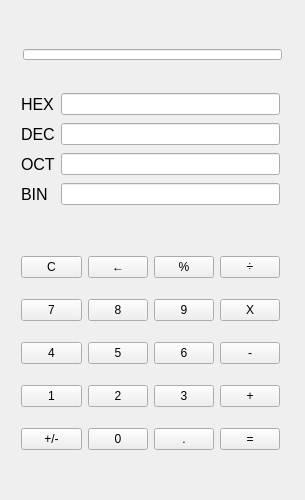
Qt form calculator/calculator.ui (protnc-kanghojin/calculator) before a commit.
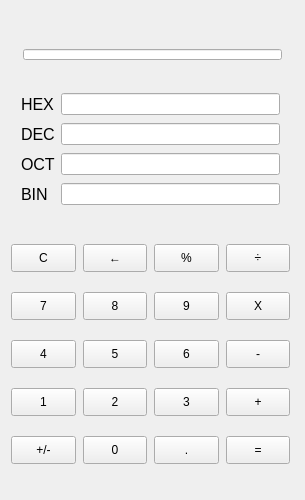
The same form after that commit.

```diff
--- a/calculator/calculator.ui
+++ b/calculator/calculator.ui
@@ -143,157 +143,265 @@
      </item>
     </layout>
    </widget>
-   <widget class="QWidget" name="layoutWidget">
+   <widget class="QPushButton" name="num2Btn">
     <property name="geometry">
      <rect>
-      <x>10</x>
-      <y>230</y>
-      <width>281</width>
-      <height>251</height>
+      <x>83</x>
+      <y>388</y>
+      <width>64</width>
+      <height>28</height>
      </rect>
     </property>
-    <layout class="QGridLayout" name="gridLayout">
-     <item row="4" column="1">
+    <property name="text">
+     <string>2</string>
+    </property>
+   </widget>
       <widget class="QPushButton" name="num0Btn">
+    <property name="geometry">
+     <rect>
+      <x>83</x>
+      <y>436</y>
+      <width>64</width>
+      <height>28</height>
+     </rect>
+    </property>
        <property name="text">
         <string>0</string>
        </property>
       </widget>
-     </item>
-     <item row="4" column="2">
       <widget class="QPushButton" name="dotBtn">
+    <property name="geometry">
+     <rect>
+      <x>154</x>
+      <y>436</y>
+      <width>65</width>
+      <height>28</height>
+     </rect>
+    </property>
        <property name="text">
         <string>.</string>
        </property>
       </widget>
-     </item>
-     <item row="1" column="2">
       <widget class="QPushButton" name="num9Btn">
+    <property name="geometry">
+     <rect>
+      <x>154</x>
+      <y>292</y>
+      <width>65</width>
+      <height>28</height>
+     </rect>
+    </property>
        <property name="text">
         <string>9</string>
        </property>
       </widget>
-     </item>
-     <item row="4" column="3">
       <widget class="QPushButton" name="resultBtn">
+    <property name="geometry">
+     <rect>
+      <x>226</x>
+      <y>436</y>
+      <width>64</width>
+      <height>28</height>
+     </rect>
+    </property>
        <property name="text">
         <string>=</string>
        </property>
       </widget>
-     </item>
-     <item row="1" column="1">
       <widget class="QPushButton" name="num8Btn">
+    <property name="geometry">
+     <rect>
+      <x>83</x>
+      <y>292</y>
+      <width>64</width>
+      <height>28</height>
+     </rect>
+    </property>
        <property name="text">
         <string>8</string>
        </property>
       </widget>
-     </item>
-     <item row="0" column="2">
       <widget class="QPushButton" name="remainderBtn">
+    <property name="geometry">
+     <rect>
+      <x>154</x>
+      <y>244</y>
+      <width>65</width>
+      <height>28</height>
+     </rect>
+    </property>
        <property name="text">
         <string>%</string>
        </property>
       </widget>
-     </item>
-     <item row="0" column="0">
       <widget class="QPushButton" name="clearBtn">
+    <property name="geometry">
+     <rect>
+      <x>11</x>
+      <y>244</y>
+      <width>65</width>
+      <height>28</height>
+     </rect>
+    </property>
        <property name="text">
         <string>C</string>
        </property>
       </widget>
-     </item>
-     <item row="1" column="3">
       <widget class="QPushButton" name="multiplyBtn">
+    <property name="geometry">
+     <rect>
+      <x>226</x>
+      <y>292</y>
+      <width>64</width>
+      <height>28</height>
+     </rect>
+    </property>
        <property name="text">
         <string>X</string>
        </property>
       </widget>
-     </item>
-     <item row="3" column="0">
       <widget class="QPushButton" name="num1Btn">
+    <property name="geometry">
+     <rect>
+      <x>11</x>
+      <y>388</y>
+      <width>65</width>
+      <height>28</height>
+     </rect>
+    </property>
        <property name="text">
         <string>1</string>
        </property>
       </widget>
-     </item>
-     <item row="2" column="3">
       <widget class="QPushButton" name="minusBtn">
+    <property name="geometry">
+     <rect>
+      <x>226</x>
+      <y>340</y>
+      <width>64</width>
+      <height>28</height>
+     </rect>
+    </property>
        <property name="text">
         <string>-</string>
        </property>
       </widget>
-     </item>
-     <item row="3" column="2">
       <widget class="QPushButton" name="num3Btn">
+    <property name="geometry">
+     <rect>
+      <x>154</x>
+      <y>388</y>
+      <width>65</width>
+      <height>28</height>
+     </rect>
+    </property>
        <property name="text">
         <string>3</string>
        </property>
       </widget>
-     </item>
-     <item row="1" column="0">
       <widget class="QPushButton" name="num7Btn">
+    <property name="geometry">
+     <rect>
+      <x>11</x>
+      <y>292</y>
+      <width>65</width>
+      <height>28</height>
+     </rect>
+    </property>
        <property name="text">
         <string>7</string>
        </property>
       </widget>
-     </item>
-     <item row="3" column="3">
       <widget class="QPushButton" name="plusBtn">
+    <property name="geometry">
+     <rect>
+      <x>226</x>
+      <y>388</y>
+      <width>64</width>
+      <height>28</height>
+     </rect>
+    </property>
        <property name="text">
         <string>+</string>
        </property>
       </widget>
-     </item>
-     <item row="4" column="0">
       <widget class="QPushButton" name="negateBtn">
+    <property name="geometry">
+     <rect>
+      <x>11</x>
+      <y>436</y>
+      <width>65</width>
+      <height>28</height>
+     </rect>
+    </property>
        <property name="text">
         <string>+/-</string>
        </property>
       </widget>
-     </item>
-     <item row="0" column="3">
       <widget class="QPushButton" name="divisionBtn">
+    <property name="geometry">
+     <rect>
+      <x>226</x>
+      <y>244</y>
+      <width>64</width>
+      <height>28</height>
+     </rect>
+    </property>
        <property name="text">
         <string>÷</string>
        </property>
       </widget>
-     </item>
-     <item row="2" column="0">
       <widget class="QPushButton" name="num4Btn">
+    <property name="geometry">
+     <rect>
+      <x>11</x>
+      <y>340</y>
+      <width>65</width>
+      <height>28</height>
+     </rect>
+    </property>
        <property name="text">
         <string>4</string>
        </property>
       </widget>
-     </item>
-     <item row="2" column="2">
       <widget class="QPushButton" name="num6Btn">
+    <property name="geometry">
+     <rect>
+      <x>154</x>
+      <y>340</y>
+      <width>65</width>
+      <height>28</height>
+     </rect>
+    </property>
        <property name="text">
         <string>6</string>
        </property>
       </widget>
-     </item>
-     <item row="2" column="1">
       <widget class="QPushButton" name="num5Btn">
+    <property name="geometry">
+     <rect>
+      <x>83</x>
+      <y>340</y>
+      <width>64</width>
+      <height>28</height>
+     </rect>
+    </property>
        <property name="text">
         <string>5</string>
        </property>
       </widget>
-     </item>
-     <item row="0" column="1">
       <widget class="QPushButton" name="deleteBtn">
+    <property name="geometry">
+     <rect>
+      <x>83</x>
+      <y>244</y>
+      <width>64</width>
+      <height>28</height>
+     </rect>
+    </property>
        <property name="text">
         <string>←</string>
        </property>
-      </widget>
-     </item>
-     <item row="3" column="1">
-      <widget class="QPushButton" name="num2Btn">
-       <property name="text">
-        <string>2</string>
-       </property>
-      </widget>
-     </item>
-    </layout>
    </widget>
   </widget>
  </widget>
```
Lines whose indentation alone changed are shown as unchanged.
